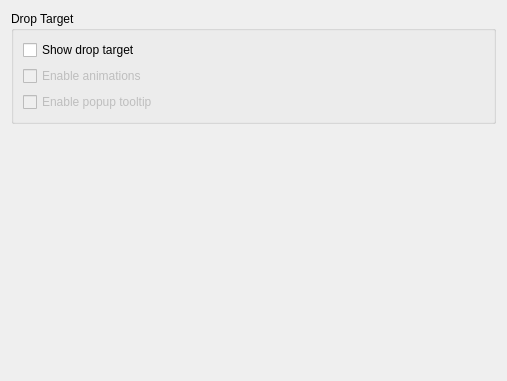
KDE/kget, file conf/dlgappearance.ui: the form before one commit.
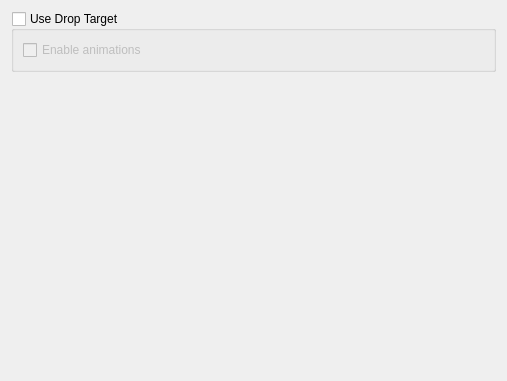
The form after the commit.

Commit message: Droptarget always has a tooltip.

```diff
--- a/conf/dlgappearance.ui
+++ b/conf/dlgappearance.ui
@@ -12,38 +12,24 @@
   </property>
   <layout class="QGridLayout" name="gridLayout_4">
    <item row="0" column="0">
-    <widget class="QGroupBox" name="dropTargetGroup">
+    <widget class="QGroupBox" name="kcfg_ShowDropTarget">
      <property name="title">
-      <string>Drop Target</string>
+      <string>Use Drop Target</string>
+     </property>
+     <property name="checkable">
+      <bool>true</bool>
+     </property>
+     <property name="checked">
+      <bool>false</bool>
      </property>
      <layout class="QGridLayout" name="gridLayout">
-      <item row="1" column="0">
+      <item row="0" column="0">
        <widget class="QCheckBox" name="kcfg_AnimateDropTarget">
-        <property name="enabled">
-         <bool>false</bool>
-        </property>
         <property name="text">
          <string>Enable animations</string>
         </property>
        </widget>
       </item>
-      <item row="2" column="0">
-       <widget class="QCheckBox" name="kcfg_EnablePopupTooltip">
-        <property name="enabled">
-         <bool>false</bool>
-        </property>
-        <property name="text">
-         <string>Enable popup tooltip</string>
-        </property>
-       </widget>
-      </item>
-      <item row="0" column="0">
-       <widget class="QCheckBox" name="kcfg_ShowDropTarget">
-        <property name="text">
-         <string>Show drop target</string>
-        </property>
-       </widget>
-      </item>
      </layout>
     </widget>
    </item>
```
Left out of the diff: 35 changed lines with no effect on the pictures. The commit also changes 3 other files.
